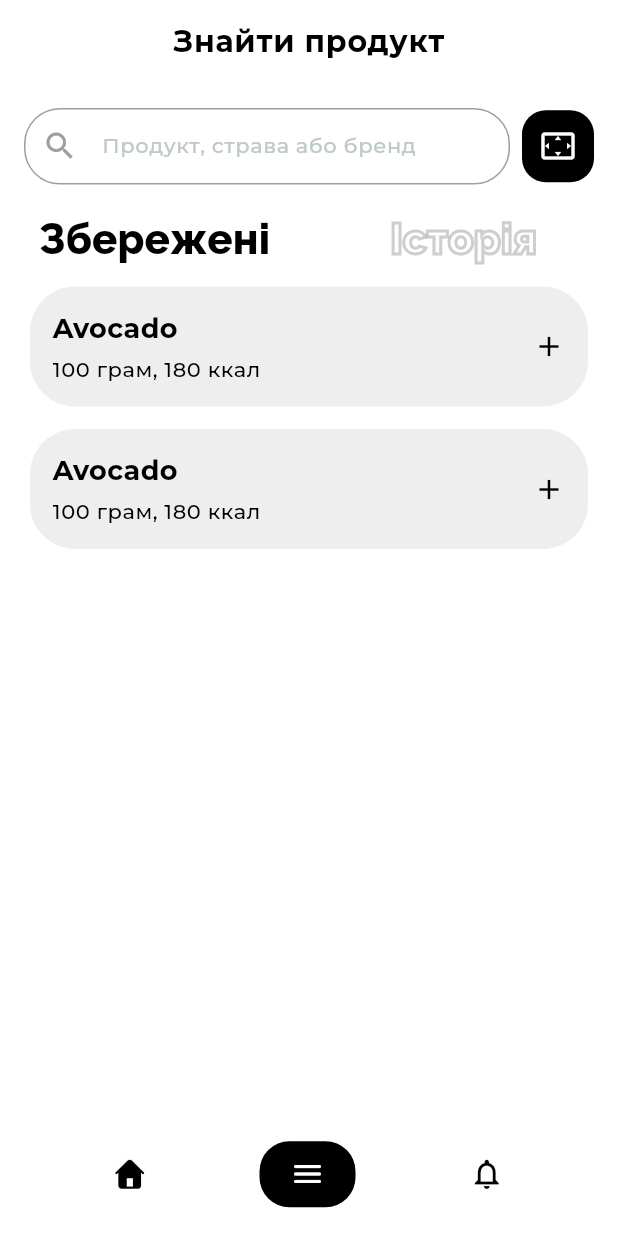
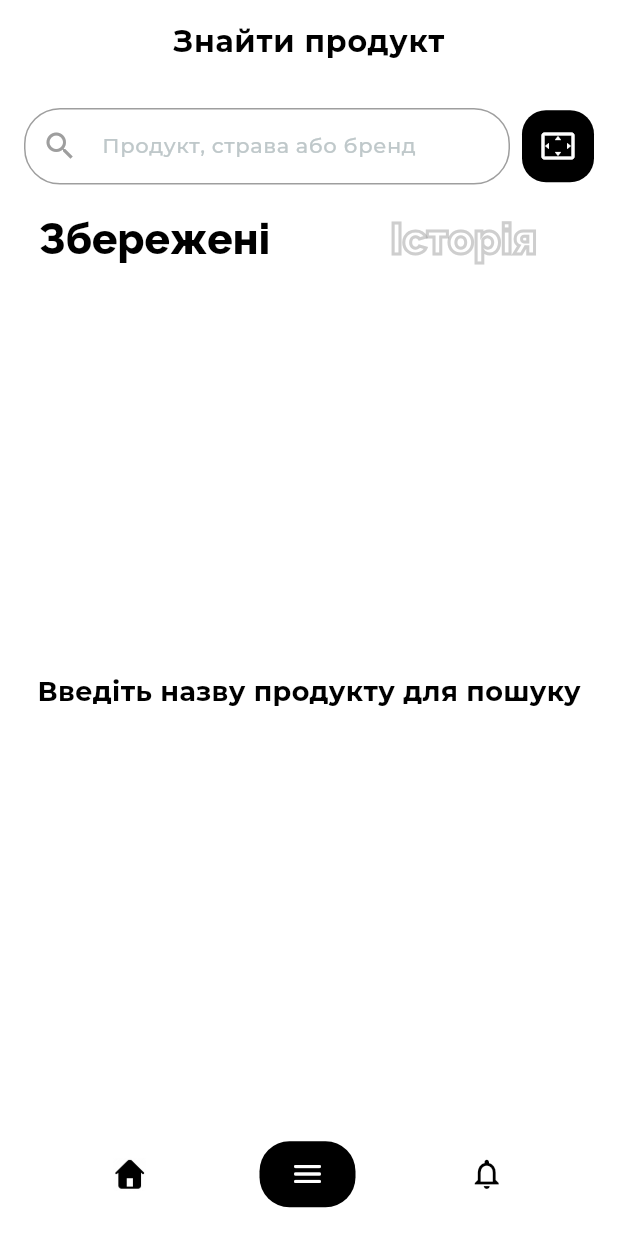
Before and after one commit to Sofiiakus2/calorify, a Flutter app: the screen it shows after launch, item 2 of the bottom bar chosen, on a phone screen of 412 x 824 dp. Run offline on Flutter 3.47's test engine with Material 3 defaults, Android fonts, the light colour scheme and no system bars; our stand-ins replace bloc, equatable, flutter_bloc, google_fonts; missing offline and left inert: openfoodfacts.

Commit message:
added food block

```diff
--- a/lib/features/food_page/food_tab/list_element_view.dart
+++ b/lib/features/food_page/food_tab/list_element_view.dart
@@ -1,7 +1,10 @@
+import 'package:calorify/models/product_model.dart';
 import 'package:flutter/material.dart';
 
 class ListElementView extends StatelessWidget {
-  const ListElementView({super.key});
+  final ProductModel product;
+
+  const ListElementView({super.key, required this.product});
 
   @override
   Widget build(BuildContext context) {
@@ -17,17 +20,22 @@ class ListElementView extends StatelessWidget {
       child: Row(
         mainAxisAlignment: MainAxisAlignment.spaceBetween,
         children: [
-          Column(
+          Expanded(
+            child: Column(
               crossAxisAlignment: CrossAxisAlignment.start,
               children: [
-              Text('Avocado',
+                Text(
+                  product.name,
                   style: Theme.of(context).textTheme.bodyMedium,
+                  maxLines: 2,
+                  overflow: TextOverflow.ellipsis,
                 ),
                 SizedBox(height: 5,),
-              Text('100 грам, 180 ккал',
+                Text('100 грам, ${product.energyKcal_100g.toInt()} ккал',
                   style: Theme.of(context).textTheme.bodySmall,
                 ),
               ],
+            ),
           ),
           Icon(Icons.add, size: 22, color: Colors.black,)
         ],
--- a/lib/features/food_page/food_tab/list_food_view.dart
+++ b/lib/features/food_page/food_tab/list_food_view.dart
@@ -1,24 +1,36 @@
+import 'package:flutter/material.dart';
+import 'package:flutter_bloc/flutter_bloc.dart';
 import 'package:calorify/features/food_page/food_tab/list_element_view.dart';
-import 'package:flutter/material.dart';
+import 'package:calorify/models/product_model.dart';
 
-class ListFoodView extends StatefulWidget {
+import '../../../state_management/meal/food/food_block.dart';
+import '../../../state_management/meal/food/food_state.dart';
+
+class ListFoodView extends StatelessWidget {
   const ListFoodView({super.key});
 
   @override
-  State<ListFoodView> createState() => _ListFoodViewState();
-}
-
-class _ListFoodViewState extends State<ListFoodView> {
-  @override
   Widget build(BuildContext context) {
-    return Container(
-      margin: EdgeInsets.symmetric(horizontal: 20, vertical: 10),
-      child: ListView.builder(
-          itemCount: 2,
-          itemBuilder: (context, index){
-            return ListElementView();
+    return BlocBuilder<FoodSearchBloc, FoodSearchState>(
+      builder: (context, state) {
+        if (state is FoodSearchLoading) {
+          return const Center(child: CircularProgressIndicator());
+        } else if (state is FoodSearchSuccess) {
+          if (state.products.isEmpty) {
+            return const Center(child: Text('Нічого не знайдено'));
           }
-      ),
+          return ListView.builder(
+            padding: const EdgeInsets.symmetric(horizontal: 20, vertical: 10),
+            itemCount: state.products.length,
+            itemBuilder: (context, index) {
+              return ListElementView(product: state.products[index]);
+            },
+          );
+        } else if (state is FoodSearchFailure) {
+          return Center(child: Text(state.error, style: const TextStyle(color: Colors.red)));
+        }
+        return const Center(child: Text('Введіть назву продукту для пошуку'));
+      },
     );
   }
 }
--- a/lib/features/shared_widgets/custom_text_field.dart
+++ b/lib/features/shared_widgets/custom_text_field.dart
@@ -1,5 +1,9 @@
+import 'dart:async';
 import 'package:flutter/material.dart';
+import 'package:flutter_bloc/flutter_bloc.dart';
 
+import '../../state_management/meal/food/food_block.dart';
+import '../../state_management/meal/food/food_event.dart';
 import '../../theme.dart';
 
 class CustomTextField extends StatefulWidget {
@@ -15,6 +19,30 @@ class CustomTextField extends StatefulWidget {
 }
 
 class _CustomTextFieldState extends State<CustomTextField> {
+  Timer? _debounce;
+
+  @override
+  void initState() {
+    super.initState();
+    widget.controller.addListener(_onTextChanged);
+  }
+
+  void _onTextChanged() {
+    if (_debounce?.isActive ?? false) _debounce!.cancel();
+
+    _debounce = Timer(const Duration(milliseconds: 500), () {
+      if (widget.controller.text.isNotEmpty) {
+        context.read<FoodSearchBloc>().add(SearchFood(widget.controller.text));
+      }
+    });
+  }
+
+  @override
+  void dispose() {
+    widget.controller.removeListener(_onTextChanged);
+    _debounce?.cancel();
+    super.dispose();
+  }
 
   @override
   Widget build(BuildContext context) {
@@ -34,18 +62,19 @@ class _CustomTextFieldState extends State<CustomTextField> {
         ),
         enabledBorder: OutlineInputBorder(
           borderRadius: BorderRadius.circular(24.0),
-          borderSide:  BorderSide(color: widget.isError
-              ? Colors.red
-              : Colors.grey,
-              width: 1.0),        ),
+          borderSide: BorderSide(
+            color: widget.isError ? Colors.red : Colors.grey,
+            width: 1.0,
+          ),
+        ),
         focusedBorder: OutlineInputBorder(
           borderRadius: BorderRadius.circular(24.0),
-          borderSide: BorderSide(
-              color:  Colors.black,
-              width: 1.0),
+          borderSide: const BorderSide(
+            color: Colors.black,
+            width: 1.0,
+          ),
         ),
       ),
-
     );
   }
 }
--- a/lib/main.dart
+++ b/lib/main.dart
@@ -1,11 +1,13 @@
 import 'package:calorify/features/bottom_navigation/custom_bottom_navigation_view.dart';
-import 'package:calorify/features/home/home_page_view.dart';
 import 'package:calorify/state_management/meal/meal_state.dart';
 import 'package:calorify/state_management/sport/sport_state.dart';
 import 'package:calorify/state_management/water/water_state.dart';
+import 'package:calorify/state_management/meal/food/food_block.dart';
 import 'package:calorify/theme.dart';
 import 'package:flutter/material.dart';
 import 'package:flutter_bloc/flutter_bloc.dart';
+
+import 'api/api_service.dart';
 
 void main() {
   runApp(const MyApp());
@@ -27,6 +29,9 @@ class MyApp extends StatelessWidget {
         BlocProvider<WaterCubit>(
             create: (context) => WaterCubit()
         ),
+        BlocProvider<FoodSearchBloc>(
+          create: (context) => FoodSearchBloc(OpenFoodFactsApiClass()),
+        ),
       ],
       child: MaterialApp(
         debugShowCheckedModeBanner: false,
--- /dev/null
+++ b/lib/state_management/meal/food/food_block.dart
@@ -0,0 +1,32 @@
+import 'dart:async';
+import 'package:flutter_bloc/flutter_bloc.dart';
+
+import '../../../api/api_service.dart';
+import 'food_event.dart';
+import 'food_state.dart';
+
+
+class FoodSearchBloc extends Bloc<FoodSearchEvent, FoodSearchState> {
+  final OpenFoodFactsApiClass api;
+
+  FoodSearchBloc(this.api) : super(FoodSearchInitial()) {
+    on<SearchFood>(_onSearchFood);
+  }
+
+  Future<void> _onSearchFood(SearchFood event, Emitter<FoodSearchState> emit) async {
+    if (event.query.isEmpty) {
+      emit(FoodSearchInitial());
+      return;
+    }
+
+    emit(FoodSearchLoading());
+
+    try {
+      await for (final products in api.searchProductsByName(event.query)) {
+        emit(FoodSearchSuccess(products));
+      }
+    } catch (e) {
+      emit(FoodSearchFailure(e.toString()));
+    }
+  }
+}
--- /dev/null
+++ b/lib/state_management/meal/food/food_event.dart
@@ -0,0 +1,15 @@
+import 'package:equatable/equatable.dart';
+
+abstract class FoodSearchEvent extends Equatable {
+  @override
+  List<Object?> get props => [];
+}
+
+class SearchFood extends FoodSearchEvent {
+  final String query;
+
+  SearchFood(this.query);
+
+  @override
+  List<Object?> get props => [query];
+}
--- /dev/null
+++ b/lib/state_management/meal/food/food_state.dart
@@ -0,0 +1,29 @@
+import 'package:equatable/equatable.dart';
+import 'package:calorify/models/product_model.dart';
+
+abstract class FoodSearchState extends Equatable {
+  @override
+  List<Object?> get props => [];
+}
+
+class FoodSearchInitial extends FoodSearchState {}
+
+class FoodSearchLoading extends FoodSearchState {}
+
+class FoodSearchSuccess extends FoodSearchState {
+  final List<ProductModel> products;
+
+  FoodSearchSuccess(this.products);
+
+  @override
+  List<Object?> get props => [products];
+}
+
+class FoodSearchFailure extends FoodSearchState {
+  final String error;
+
+  FoodSearchFailure(this.error);
+
+  @override
+  List<Object?> get props => [error];
+}
```
Also changed, not shown: 4 other files. Lines whose indentation alone changed are shown as unchanged.
